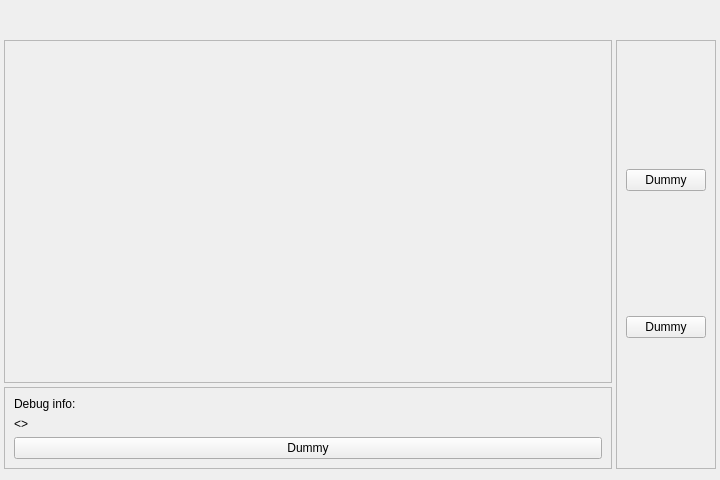
Above: Chaturaji/src/view/mainwindow.ui from MathiasHouwen/FIIW_projects_bachelor before the change. Below: the same form after it.
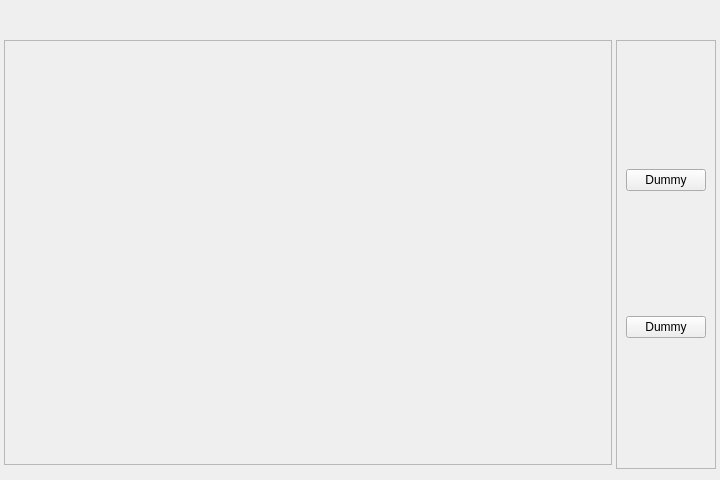
That is the form after the change.

Commit message: Dice and moves view gemaakt. Heeft nu nog dummy waardes, nog geen signal slot

Patch:
```diff
--- a/Chaturaji/src/view/mainwindow.ui
+++ b/Chaturaji/src/view/mainwindow.ui
@@ -82,41 +82,12 @@
        </item>
        <item>
         <widget class="QFrame" name="turnsPanel">
-         <property name="sizePolicy">
-          <sizepolicy hsizetype="Preferred" vsizetype="Minimum">
-           <horstretch>0</horstretch>
-           <verstretch>0</verstretch>
-          </sizepolicy>
-         </property>
          <property name="frameShape">
           <enum>QFrame::Shape::StyledPanel</enum>
          </property>
          <property name="frameShadow">
           <enum>QFrame::Shadow::Raised</enum>
          </property>
-         <layout class="QVBoxLayout" name="verticalLayout_4">
-          <item>
-           <widget class="QLabel" name="label">
-            <property name="text">
-             <string>Debug info:</string>
-            </property>
-           </widget>
-          </item>
-          <item>
-           <widget class="QLabel" name="debugLabel">
-            <property name="text">
-             <string>&lt;&gt;</string>
-            </property>
-           </widget>
-          </item>
-          <item>
-           <widget class="QPushButton" name="pushButton_3">
-            <property name="text">
-             <string>Dummy</string>
-            </property>
-           </widget>
-          </item>
-         </layout>
         </widget>
        </item>
       </layout>
```
The commit also changes 9 other files.
